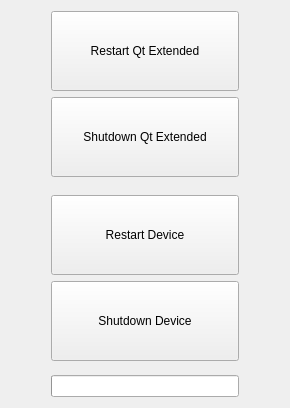
goldelico/letux-qtmoko, file src/server/ui/shutdown/shutdown.ui: the form before one commit.
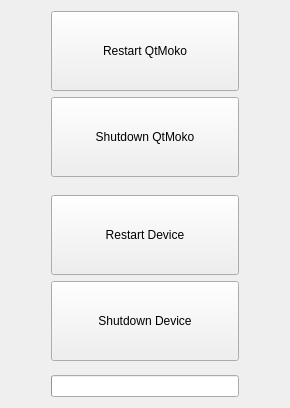
The form after the commit.

Commit message: shutdown ui - rename Qt Extended to QtMoko

The edit to the form file:
```diff
--- a/src/server/ui/shutdown/shutdown.ui
+++ b/src/server/ui/shutdown/shutdown.ui
@@ -60,7 +60,7 @@
             </size>
            </property>
            <property name="text">
-            <string>Restart Qt Extended</string>
+            <string>Restart QtMoko</string>
            </property>
           </widget>
          </item>
@@ -79,7 +79,7 @@
             </size>
            </property>
            <property name="text">
-            <string>Shutdown Qt Extended</string>
+            <string>Shutdown QtMoko</string>
            </property>
           </widget>
          </item>
```
